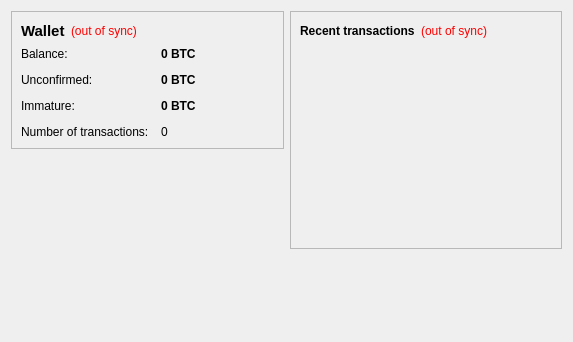
The window that src/qt/forms/overviewpage.ui (jlay11/sharecoin) describes before a commit, drawn with Qt 5.
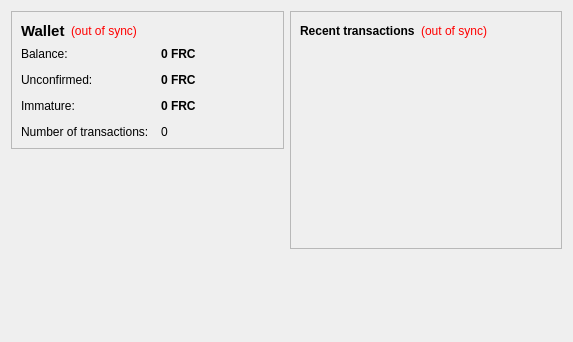
The same window after the commit.

Diff of the .ui file:
```diff
--- a/src/qt/forms/overviewpage.ui
+++ b/src/qt/forms/overviewpage.ui
@@ -105,7 +105,7 @@
              <string>Your current balance</string>
             </property>
             <property name="text">
-             <string notr="true">0 BTC</string>
+             <string notr="true">0 FRC</string>
             </property>
             <property name="textInteractionFlags">
              <set>Qt::LinksAccessibleByMouse|Qt::TextSelectableByKeyboard|Qt::TextSelectableByMouse</set>
@@ -134,7 +134,7 @@
              <string>Total of transactions that have yet to be confirmed, and do not yet count toward the current balance</string>
             </property>
             <property name="text">
-             <string notr="true">0 BTC</string>
+             <string notr="true">0 FRC</string>
             </property>
             <property name="textInteractionFlags">
              <set>Qt::LinksAccessibleByMouse|Qt::TextSelectableByKeyboard|Qt::TextSelectableByMouse</set>
@@ -177,7 +177,7 @@
              <string>Mined balance that has not yet matured</string>
             </property>
             <property name="text">
-             <string notr="true">0 BTC</string>
+             <string notr="true">0 FRC</string>
             </property>
             <property name="textInteractionFlags">
              <set>Qt::LinksAccessibleByMouse|Qt::TextSelectableByKeyboard|Qt::TextSelectableByMouse</set>
```
